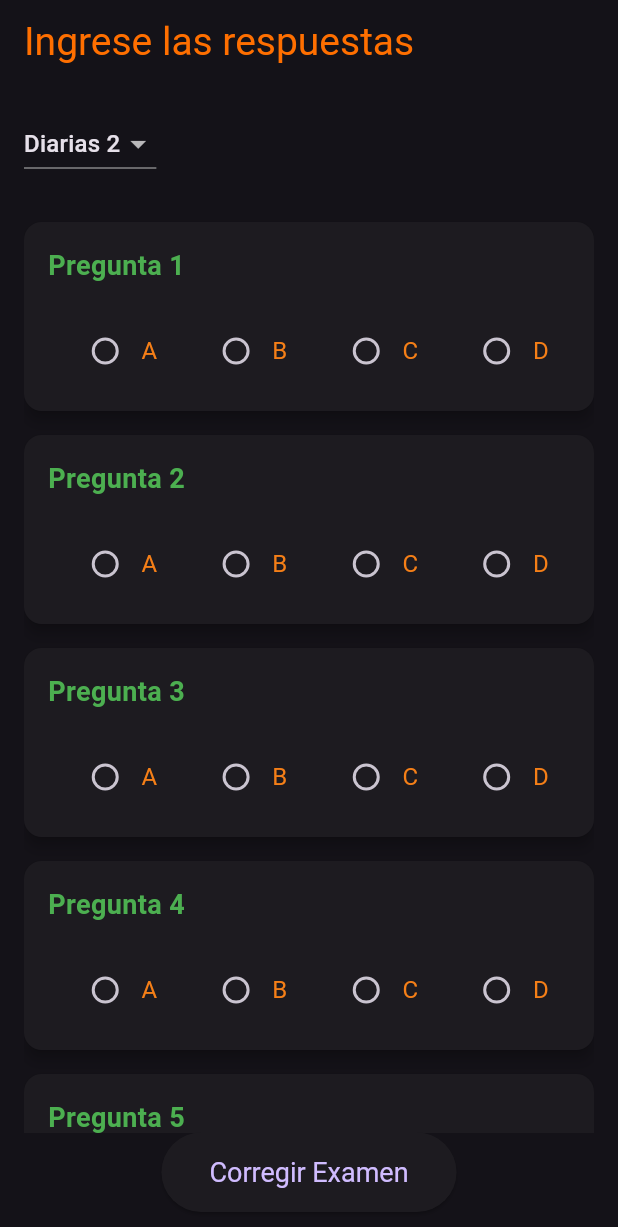
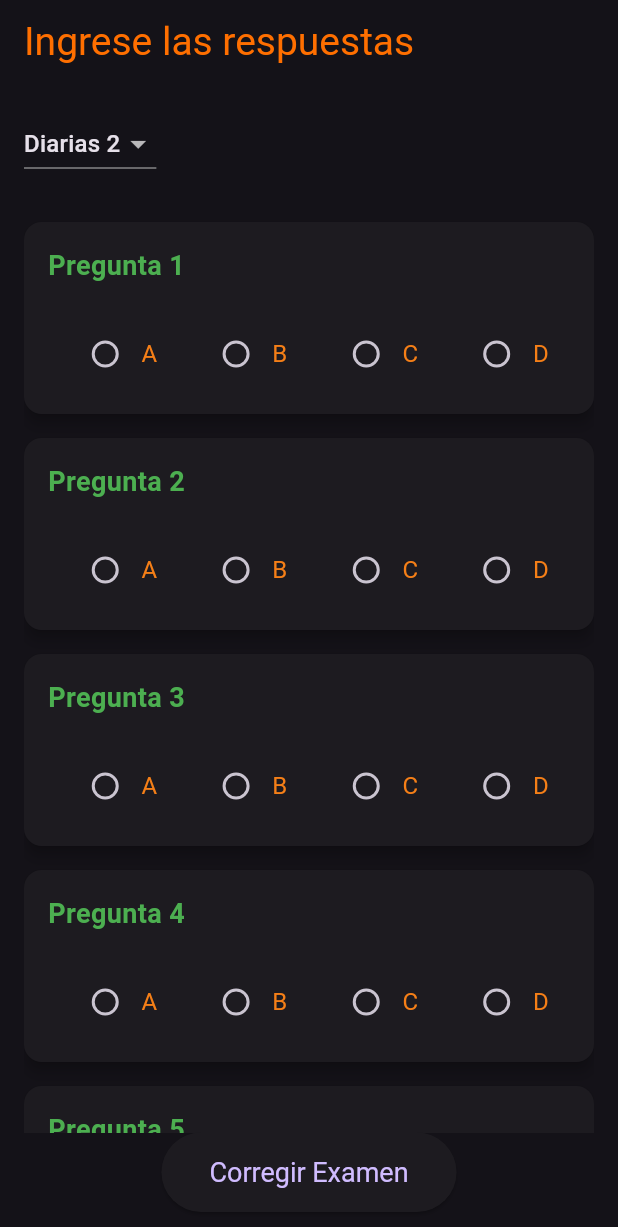
Before and after one commit to doktorSmtih23/checkerexam, a Flutter app: the screen it shows after launch, on a phone screen of 412 x 824 dp. Shown: the top 1227 px of the screen. Run offline on Flutter 3.47's test engine with Material 3 defaults, Android fonts, the phone set to English and light mode, and no system bars.

Commit message:
Agregando cambios 3

```diff
--- a/lib/main.dart
+++ b/lib/main.dart
@@ -302,7 +302,7 @@ class _ExamScreenState extends State<ExamScreen> {
                                 color: Colors.green),
                           ),
                           const SizedBox(
-                            height: 20,
+                            height: 22,
                           ),
                           Row(
                             children: ['a', 'b', 'c', 'd'].map((String answer) {
```
